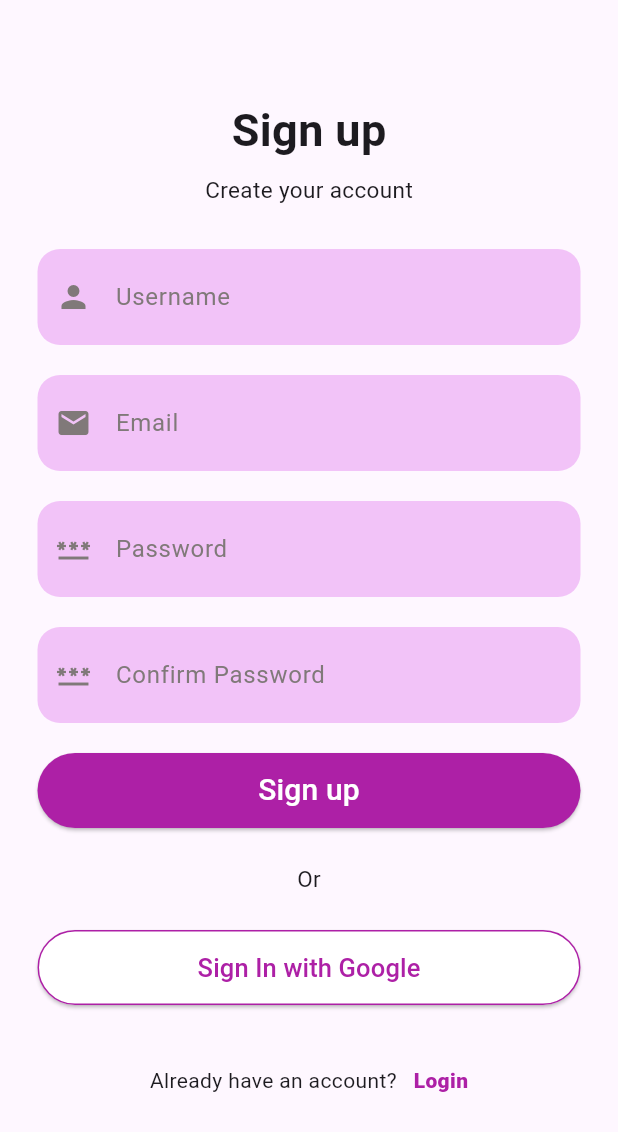
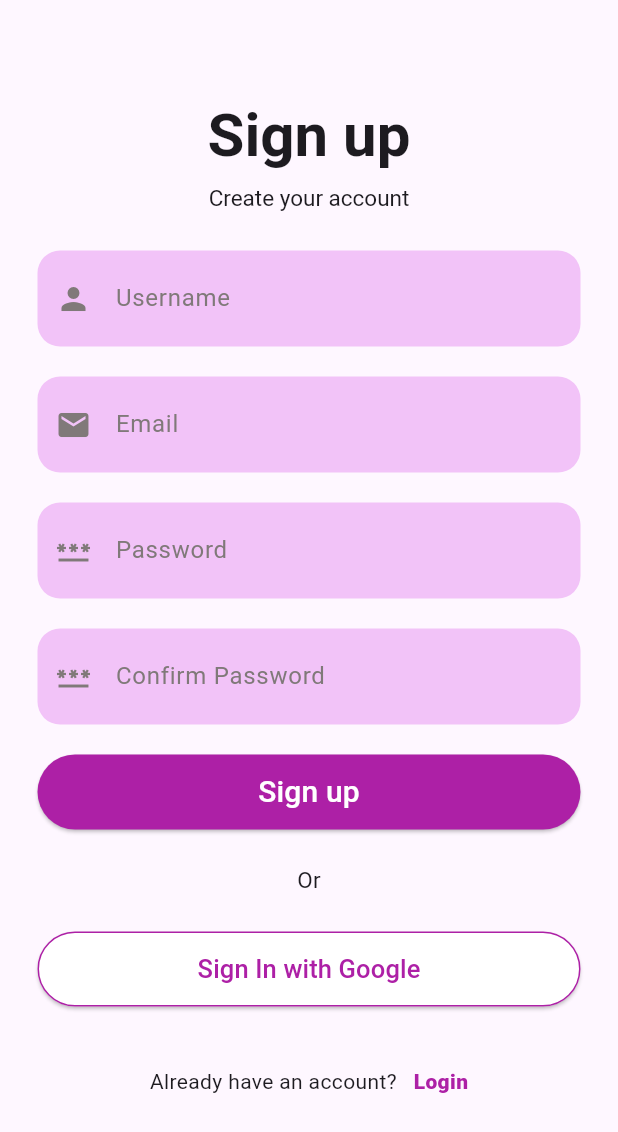
Before and after one commit to suupss/Whatsapp, a Flutter app: the screen it shows after launch, after a tap on "Sign Up", on a phone screen of 412 x 824 dp. Shown: the top 1132 px of the screen. Run offline on Flutter 3.47's test engine with Material 3 defaults, Android fonts, the light colour scheme and no system bars.

Commit message:
refactor: add themetext

```diff
--- a/lib/login_page.dart
+++ b/lib/login_page.dart
@@ -19,14 +19,10 @@ class LoginPage extends StatelessWidget {
                 const SizedBox(
                   height: 80,
                 ),
-                const Text(
-                  'Welcome Back',
-                  style: TextStyle(fontWeight: FontWeight.bold, fontSize: 45),
-                ),
-                const Text(
-                  'Enter your credential to login',
-                  style: TextStyle(height: 0.2, fontSize: 16),
-                ),
+                Text('Welcome Back',
+                    style: Theme.of(context).textTheme.headlineMedium),
+                Text('Enter your credential to login',
+                    style: Theme.of(context).textTheme.headlineSmall),
                 const SizedBox(
                   height: 100,
                 ),
--- a/lib/main.dart
+++ b/lib/main.dart
@@ -30,7 +30,12 @@ class MyApp extends StatelessWidget {
         elevatedButtonTheme: ElevatedButtonThemeData(
             style: TextButton.styleFrom(
                 backgroundColor: const Color.fromARGB(255, 173, 32, 166),
-                  foregroundColor: Colors.white))),
+                foregroundColor: Colors.white)),
+        textTheme: TextTheme(
+          headlineMedium: TextStyle(fontSize: 40, fontWeight: FontWeight.bold),
+          headlineSmall: TextStyle(fontSize: 15, height: 2),
+        ),
+      ),
       home: const LoginPage(),
       routes: {
         '/signup': (context) => SignUpPage(),
--- a/lib/sign_up_page.dart
+++ b/lib/sign_up_page.dart
@@ -27,14 +27,13 @@ class SignUpPage extends StatelessWidget with InputValidationMixin {
                     const SizedBox(
                       height: 40,
                     ),
-                    const Text(
+                    Text(
                       'Sign up',
-                      style:
-                          TextStyle(fontSize: 30, fontWeight: FontWeight.bold),
+                      style: Theme.of(context).textTheme.headlineMedium,
                     ),
-                    const Text(
+                    Text(
                       'Create your account',
-                      style: TextStyle(fontSize: 15, height: 2.5),
+                      style: Theme.of(context).textTheme.headlineSmall,
                     ),
                     const SizedBox(
                       height: 20,
```
Lines whose indentation alone changed are shown as unchanged.
